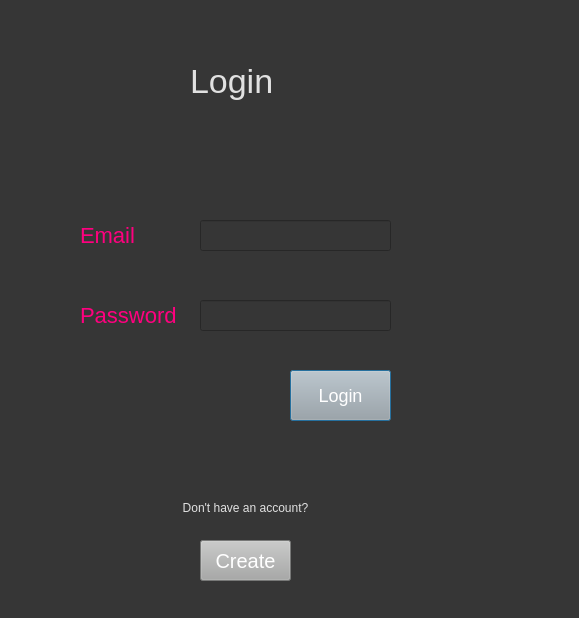
Above: Resource/login.ui from ayushkumar-25/Blood-Donation-Management-System before the change. Below: the same form after it.
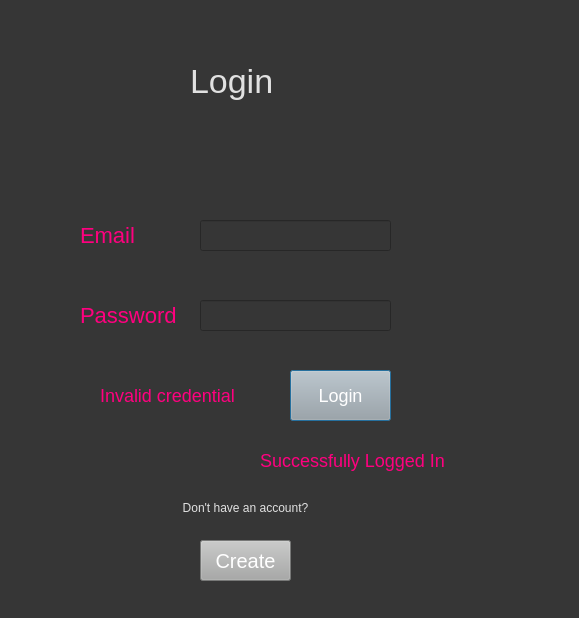
That is the form after the change.

```diff
--- a/Resource/login.ui
+++ b/Resource/login.ui
@@ -173,6 +173,38 @@
     <string>Create</string>
    </property>
   </widget>
+  <widget class="QLabel" name="loginInvalidMessage">
+   <property name="geometry">
+    <rect>
+     <x>100</x>
+     <y>380</y>
+     <width>151</width>
+     <height>31</height>
+    </rect>
+   </property>
+   <property name="styleSheet">
+    <string notr="true">color: rgb(255, 0, 127); font-size:18px</string>
+   </property>
+   <property name="text">
+    <string>Invalid credential</string>
+   </property>
+  </widget>
+  <widget class="QLabel" name="loginMessage">
+   <property name="geometry">
+    <rect>
+     <x>260</x>
+     <y>440</y>
+     <width>211</width>
+     <height>41</height>
+    </rect>
+   </property>
+   <property name="styleSheet">
+    <string notr="true">color: rgb(255, 0, 127); font-size:18px</string>
+   </property>
+   <property name="text">
+    <string>Successfully Logged In</string>
+   </property>
+  </widget>
  </widget>
  <resources/>
  <connections/>
```
